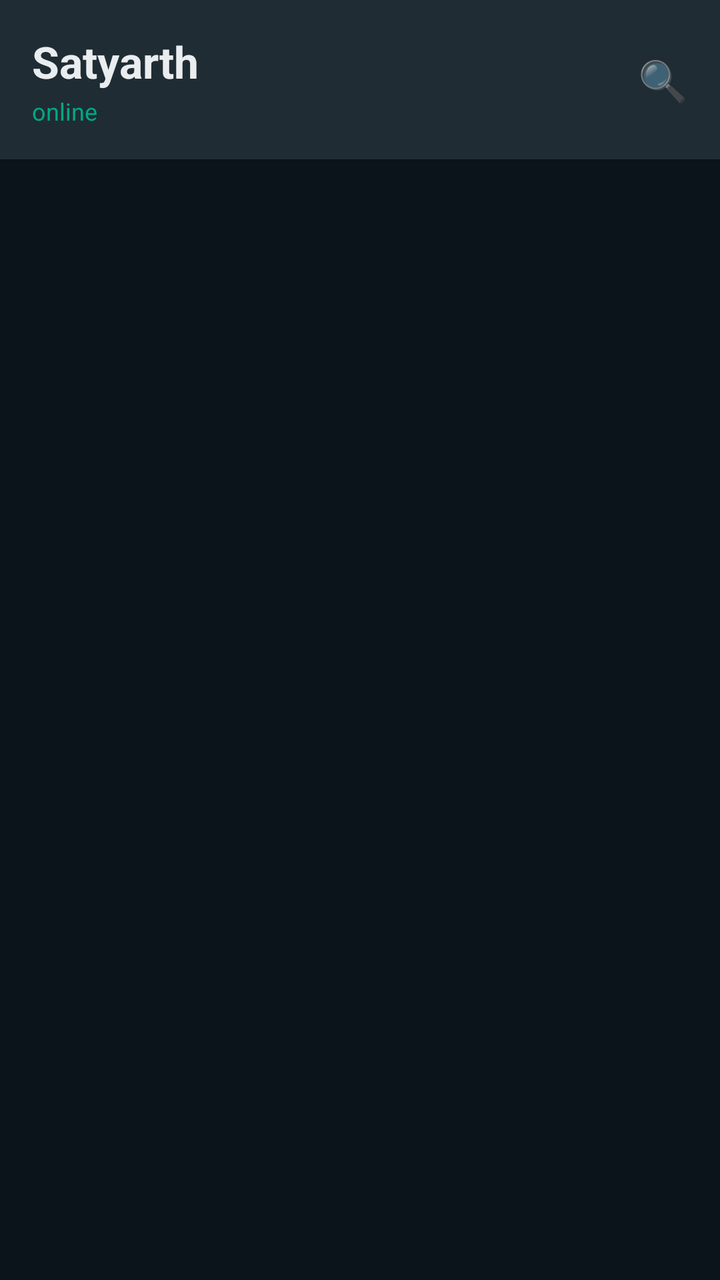
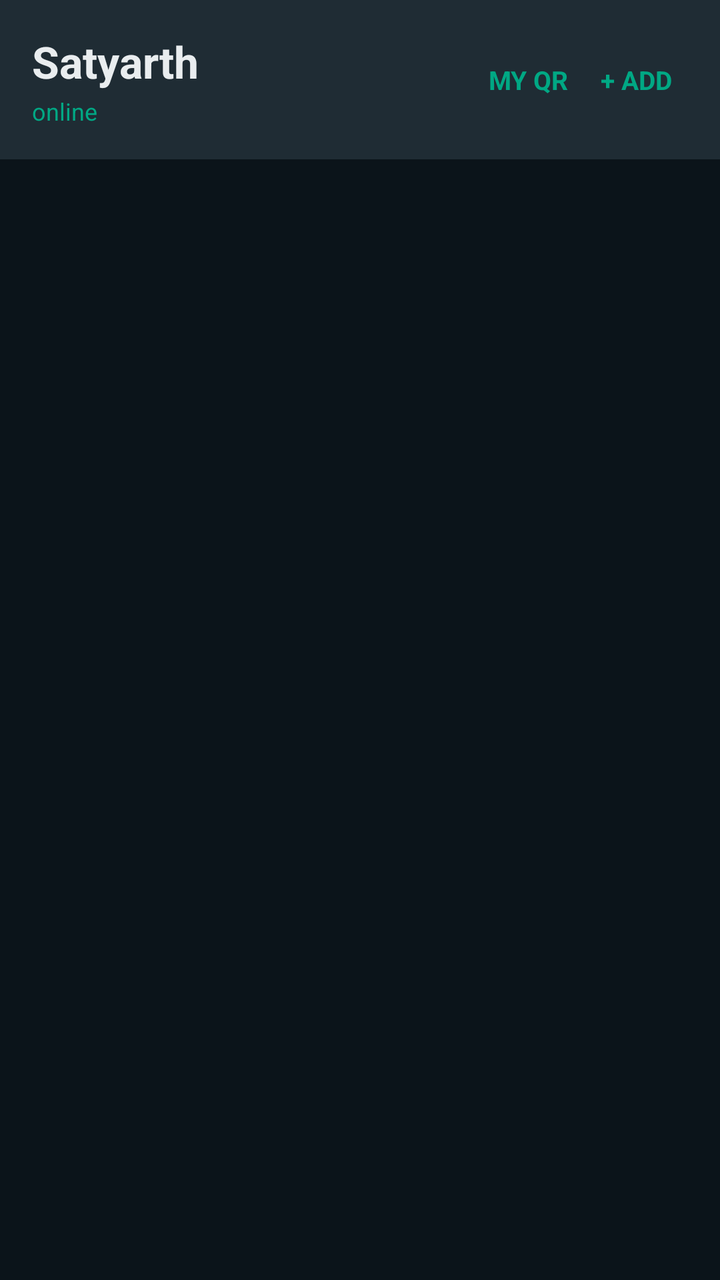

Two renders of the same Android screen: before a commit and after it. Below are the layout's source before the change and the commit's diff.
<!-- AndroidManifest.xml: application theme Theme.WorldClock -->
<!-- res/layout/activity_main.xml -->
<?xml version="1.0" encoding="utf-8"?>
<LinearLayout xmlns:android="http://schemas.android.com/apk/res/android"
    android:layout_width="match_parent"
    android:layout_height="match_parent"
    android:background="@color/chat_bg"
    android:orientation="vertical">

    
    <LinearLayout
        android:layout_width="match_parent"
        android:layout_height="wrap_content"
        android:background="@color/header_bg"
        android:orientation="horizontal"
        android:padding="16dp"
        android:gravity="center_vertical">

        <LinearLayout
            android:layout_width="0dp"
            android:layout_height="wrap_content"
            android:layout_weight="1"
            android:orientation="vertical">

            <TextView
                android:id="@+id/headerName"
                android:layout_width="wrap_content"
                android:layout_height="wrap_content"
                android:text="Satyarth"
                android:textColor="@color/text_primary"
                android:textSize="22sp"
                android:textStyle="bold"/>

            <TextView
                android:layout_width="wrap_content"
                android:layout_height="wrap_content"
                android:text="online"
                android:textColor="@color/accent_green"
                android:textSize="12sp"
                android:layout_marginTop="2dp"/>
        </LinearLayout>

        <TextView
            android:layout_width="wrap_content"
            android:layout_height="wrap_content"
            android:text="🔍"
            android:textSize="20sp"/>
    </LinearLayout>

    
    <LinearLayout
        android:id="@+id/smsBanner"
        android:layout_width="match_parent"
        android:layout_height="wrap_content"
        android:background="#FF6B35"
        android:orientation="horizontal"
        android:padding="12dp"
        android:gravity="center_vertical"
        android:visibility="gone">

        <TextView
            android:layout_width="0dp"
            android:layout_height="wrap_content"
            android:layout_weight="1"
            android:text="Tap karo chat enable karne ke liye"
            android:textColor="#FFFFFF"
            android:textSize="13sp"/>

        <TextView
            android:layout_width="wrap_content"
            android:layout_height="wrap_content"
            android:text="ENABLE →"
            android:textColor="#FFFFFF"
            android:textSize="13sp"
            android:textStyle="bold"/>
    </LinearLayout>

    
    <androidx.recyclerview.widget.RecyclerView
        android:id="@+id/chatList"
        android:layout_width="match_parent"
        android:layout_height="match_parent"
        android:paddingTop="4dp"/>

</LinearLayout>
<!-- resources referenced by this layout -->
<resources>
  <color name="accent_green">#00A884</color>
  <color name="chat_bg">#0B141A</color>
  <color name="header_bg">#1F2C34</color>
  <color name="text_primary">#E9EDEF</color>
  <style name="Theme.WorldClock" parent="Theme.MaterialComponents.DayNight.NoActionBar">
          <item name="colorPrimary">@android:color/black</item>
          <item name="colorPrimaryVariant">@android:color/black</item>
          <item name="colorOnPrimary">@android:color/white</item>
      </style>
</resources>

<!-- the commit's change to res/layout/activity_main.xml (unified diff, before → after) -->
@@ -39,10 +39,28 @@
         </LinearLayout>
 
         <TextView
+            android:id="@+id/btnMyQr"
             android:layout_width="wrap_content"
             android:layout_height="wrap_content"
-            android:text="🔍"
-            android:textSize="20sp"/>
+            android:text="MY QR"
+            android:textColor="@color/accent_green"
+            android:textSize="13sp"
+            android:textStyle="bold"
+            android:padding="8dp"
+            android:clickable="true"
+            android:focusable="true"/>
+
+        <TextView
+            android:id="@+id/btnAddFriend"
+            android:layout_width="wrap_content"
+            android:layout_height="wrap_content"
+            android:text="+ ADD"
+            android:textColor="@color/accent_green"
+            android:textSize="13sp"
+            android:textStyle="bold"
+            android:padding="8dp"
+            android:clickable="true"
+            android:focusable="true"/>
     </LinearLayout>
 
     
